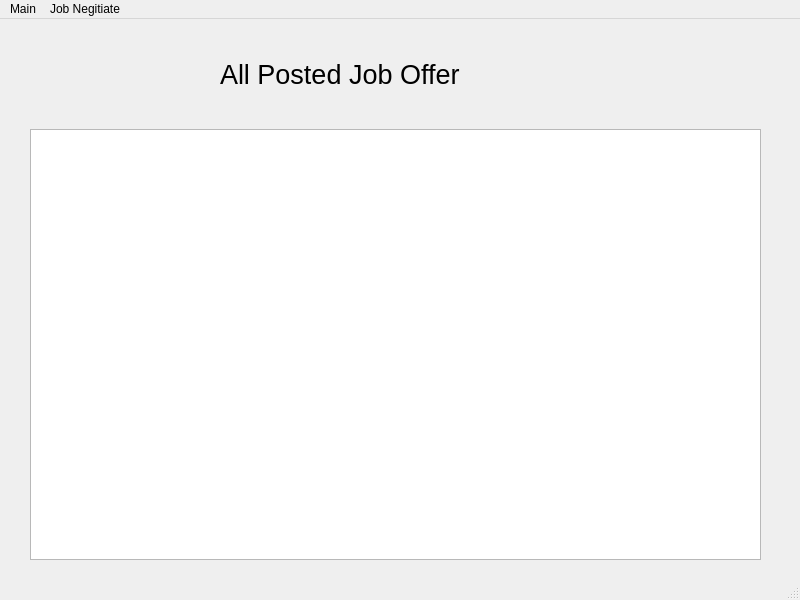
First picture: the form in ui_form/Company_main_screen.ui, repository Sirawap/PathFinder-Project, before the edit.
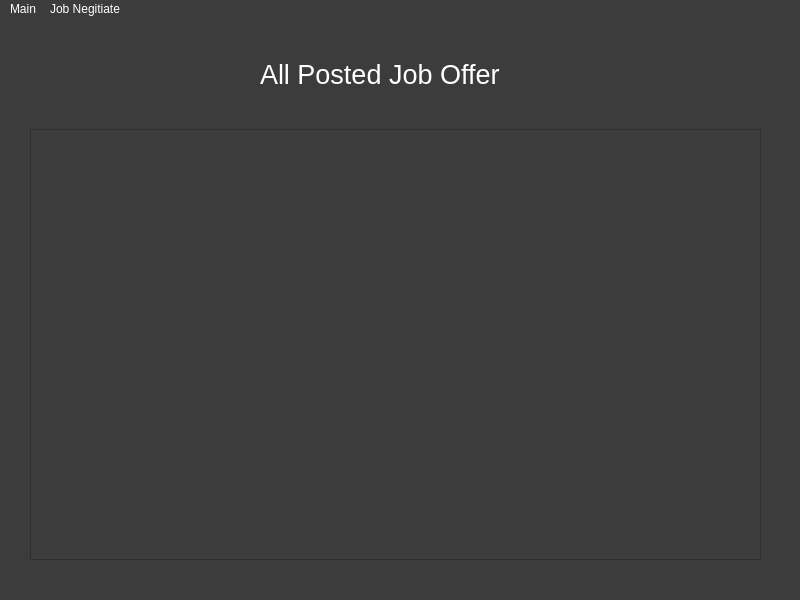
Second picture: the form after the edit.

Commit message:
All UI with stylesheet
Dont ever change all use png background

```diff
--- a/ui_form/Company_main_screen.ui
+++ b/ui_form/Company_main_screen.ui
@@ -13,6 +13,13 @@
   <property name="windowTitle">
    <string>MainWindow</string>
   </property>
+  <property name="styleSheet">
+   <string notr="true">QWidget{
+	background-color: rgb(60,60,60);
+	font: &quot;Arial&quot;;
+	color: white;
+}</string>
+  </property>
   <widget class="QWidget" name="centralwidget">
    <widget class="QTableView" name="tableView">
     <property name="geometry">
@@ -33,7 +40,7 @@
    <widget class="QLabel" name="label">
     <property name="geometry">
      <rect>
-      <x>220</x>
+      <x>260</x>
       <y>20</y>
       <width>251</width>
       <height>71</height>
```
The commit also changes 7 other files.
